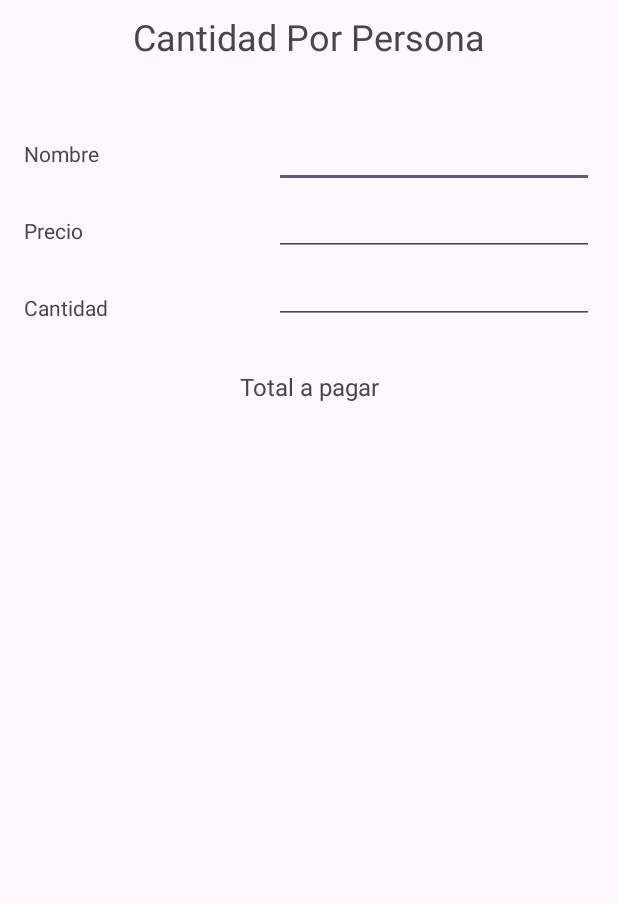
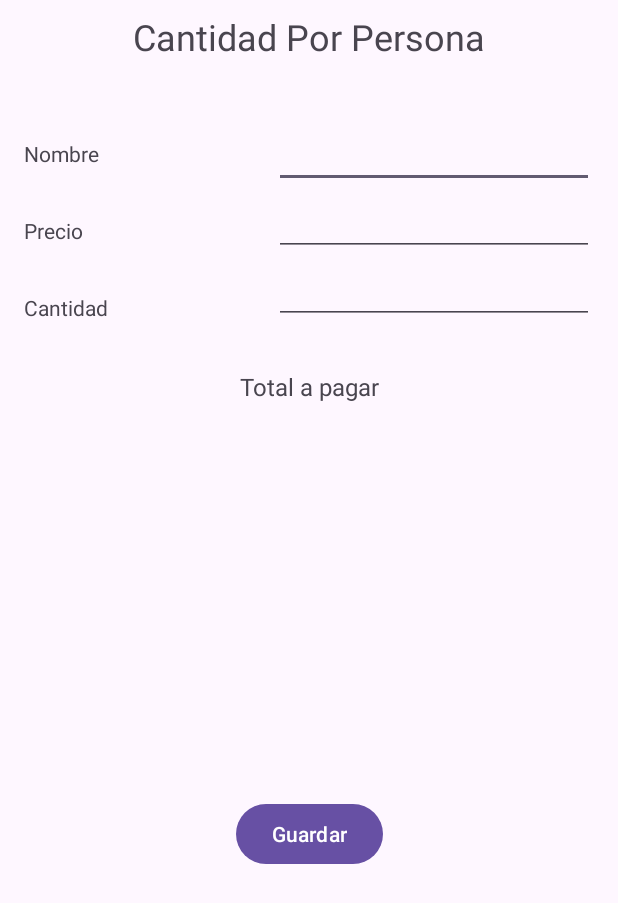
Before and after one commit to Scariu/ConsumoPP, an Android app: the screen it shows after launch (MainActivity), on a phone screen of 412 x 824 dp. Shown: the top 903 px of the screen. Run offline under Robolectric (Android 15) with nearby library versions, the light colour scheme and no system bars.

Commit message:
Se agrega button a fragment_first_agregar.xml

```diff
--- a/app/src/main/res/layout/fragment_first_agregar.xml
+++ b/app/src/main/res/layout/fragment_first_agregar.xml
@@ -107,4 +107,16 @@
         app:layout_constraintEnd_toEndOf="parent"
         app:layout_constraintStart_toStartOf="parent"
         app:layout_constraintTop_toBottomOf="@+id/tvSubTitleTotal" />
+
+    <Button
+        android:id="@+id/btnGuardar"
+        android:layout_width="wrap_content"
+        android:layout_height="wrap_content"
+        android:layout_marginTop="8dp"
+        android:layout_marginBottom="16dp"
+        android:text="Guardar"
+        app:layout_constraintBottom_toBottomOf="parent"
+        app:layout_constraintEnd_toEndOf="parent"
+        app:layout_constraintStart_toStartOf="parent"
+        app:layout_constraintTop_toBottomOf="@+id/tvTotal" />
 </androidx.constraintlayout.widget.ConstraintLayout>
```
